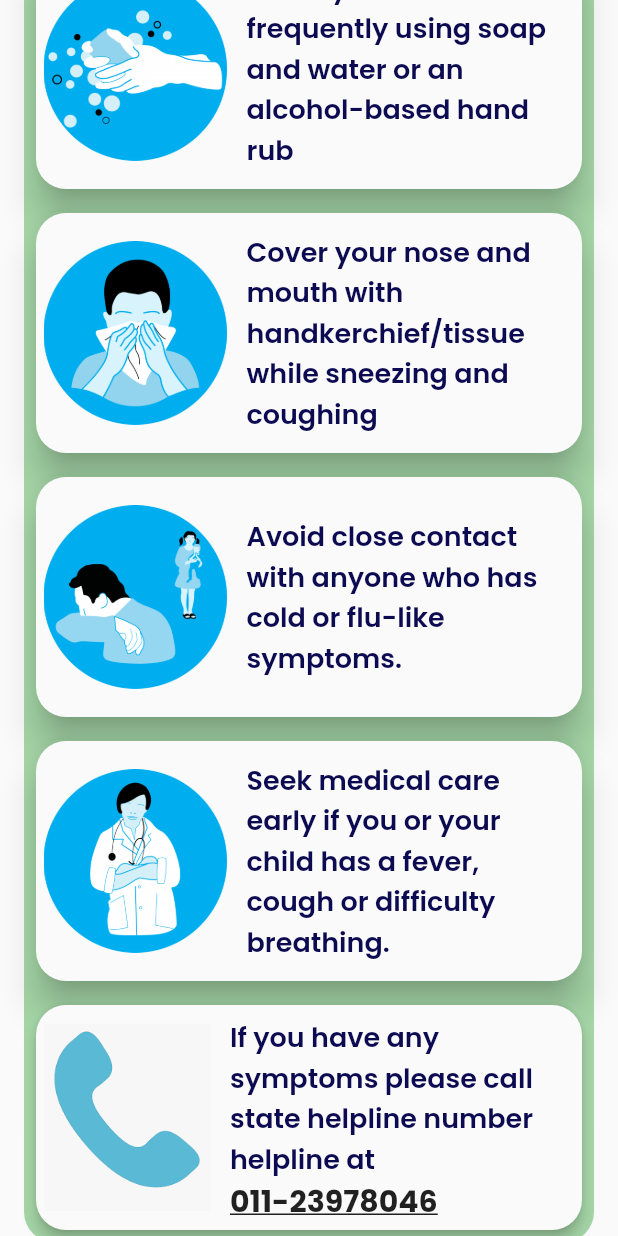
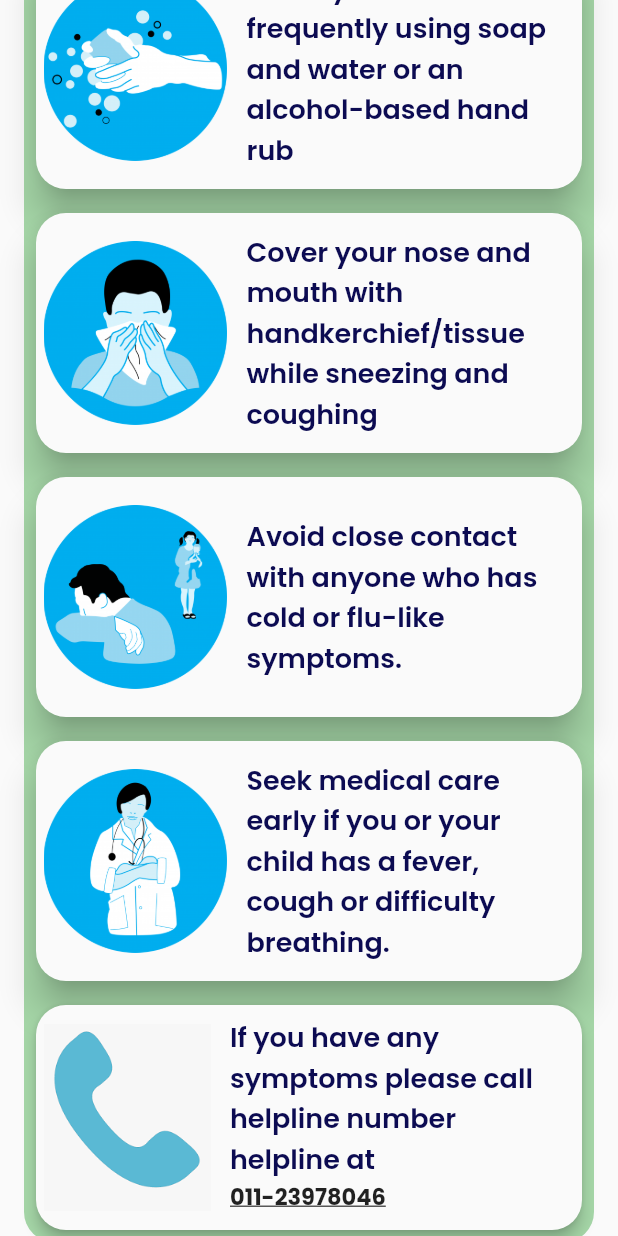
Before and after one commit to venn710/Covid_Tracker, a Flutter app: the screen it shows after launch, scrolled down 576 dp, on a phone screen of 412 x 824 dp. Run offline on Flutter 3.47's test engine with Material 2 defaults, Android fonts, the phone set to English and light mode, and no system bars; our stand-ins replace font_awesome_flutter, google_fonts; network calls fail.

Commit message:
final changes

```diff
--- a/lib/main.dart
+++ b/lib/main.dart
@@ -101,7 +101,7 @@ class _MyHomePageState extends State<MyHomePage> {
                   child: Column(
                     crossAxisAlignment: CrossAxisAlignment.start,
                     children: [
-                      Text('If you have any symptoms please call state helpline number helpline at ',style: Config.titleStyle,),
+                      Text('If you have any symptoms please call helpline number helpline at ',style: Config.titleStyle,),
                       GestureDetector(
                         onTap: ()
                         {
@@ -110,7 +110,7 @@ class _MyHomePageState extends State<MyHomePage> {
                         child:Text("011-23978046",style:GoogleFonts.poppins(
                           fontWeight:FontWeight.bold,
                           decoration: TextDecoration.underline,
-                          fontSize: 20
+                          fontSize:15
                         ),
                         )
                       )
```
